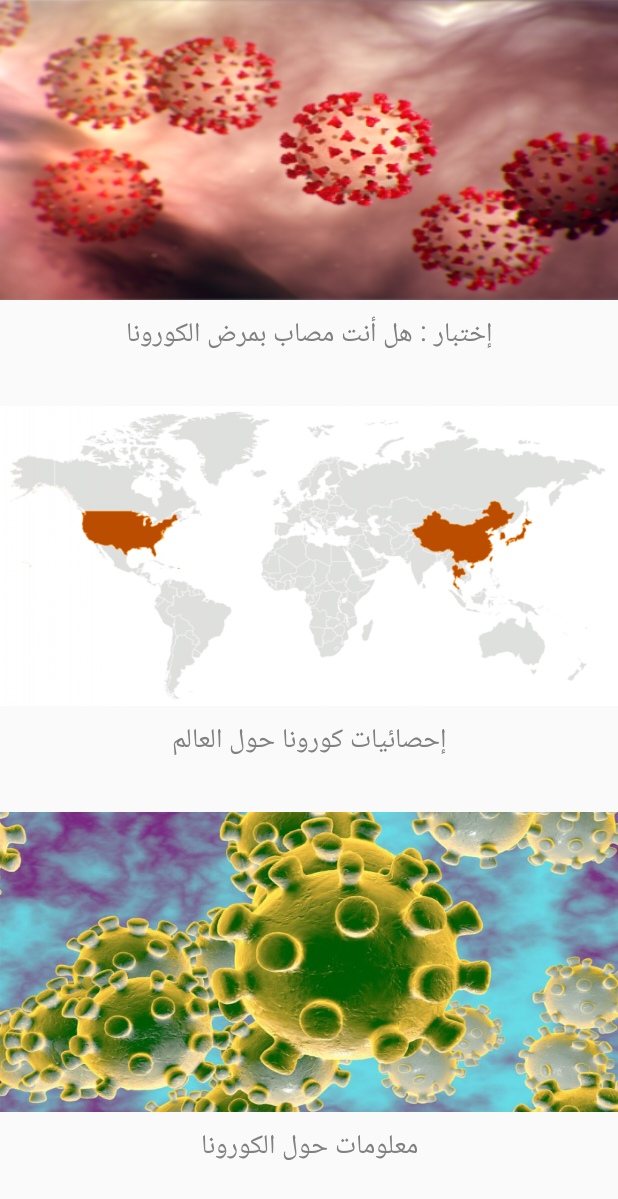
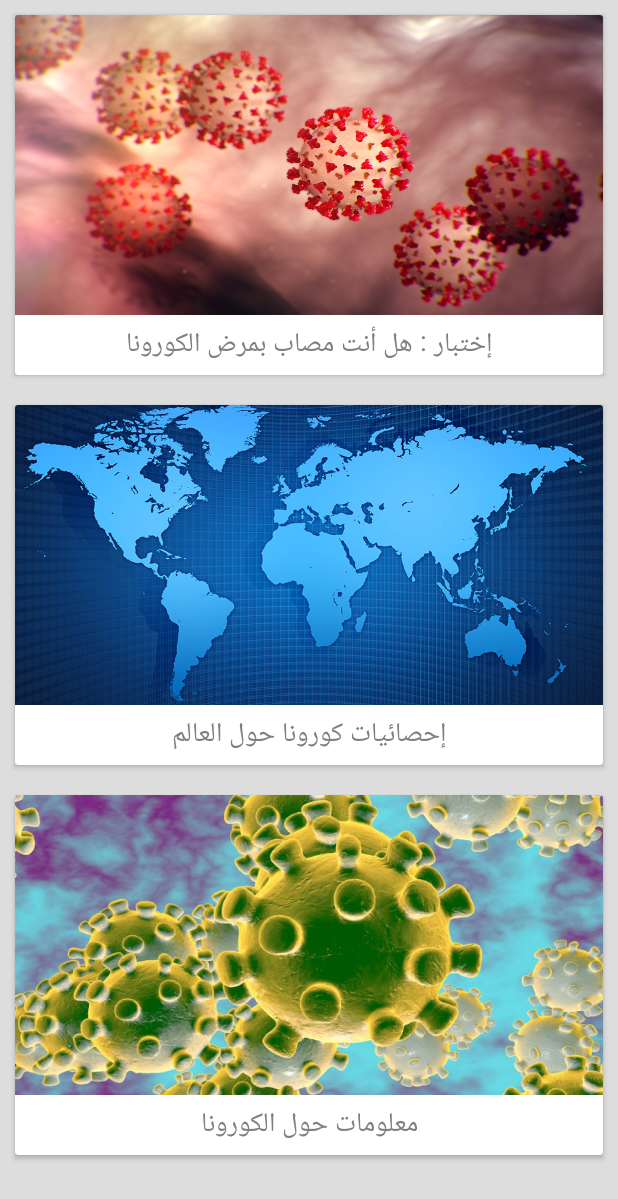
Before and after one commit to hamza0221/CoronaVirus, an Android app: the screen it shows after launch (MainActivity), on a phone screen of 412 x 824 dp. Shown: the top 1199 px of the screen. Run offline under Robolectric (Android 15) with nearby library versions, the phone set to English and light mode, and no system bars; our stand-ins replace AdMob; Roboto replaces fonts that are not available here.

Commit message:
menu card view

```diff
--- a/app/src/main/java/com/training/coronavirus/MainActivity.java
+++ b/app/src/main/java/com/training/coronavirus/MainActivity.java
@@ -33,7 +33,7 @@ public class MainActivity extends BaseActivity implements  CoronaAdapter.ItemCli
         List<Integer> coronaImages=new ArrayList<>();
 
         coronaImages.add(R.mipmap.corona);
-        coronaImages.add(R.mipmap.corona_map);
+        coronaImages.add(R.mipmap.map);
         coronaImages.add(R.mipmap.corona_info);
         coronaImages.add(R.mipmap.corona_prevention);
 
--- a/app/src/main/java/com/training/coronavirus/QuestionActivity.java
+++ b/app/src/main/java/com/training/coronavirus/QuestionActivity.java
@@ -1,32 +1,23 @@
 package com.training.coronavirus;
 
-import android.app.Activity;
 import android.app.AlertDialog;
 import android.content.DialogInterface;
 import android.content.Intent;
 import android.os.Bundle;
 import android.util.Log;
 import android.view.View;
-import android.view.ViewGroup;
 import android.widget.ImageView;
 import android.widget.RadioButton;
 import android.widget.RadioGroup;
-import android.widget.Space;
 import android.widget.TextView;
 
 import androidx.constraintlayout.widget.ConstraintLayout;
 
 import com.google.android.gms.ads.AdRequest;
 import com.google.android.gms.ads.InterstitialAd;
-import com.training.coronavirus.BaseActivity;
-import com.training.coronavirus.IDSads;
-import com.training.coronavirus.Question;
 
 import java.util.ArrayList;
-import java.util.HashMap;
 import java.util.LinkedHashMap;
-import java.util.List;
-import java.util.Map;
 
 public class QuestionActivity extends BaseActivity implements View.OnClickListener {
 
@@ -126,7 +117,7 @@ questions.put(R.mipmap.diziness,"هل تشتكي من أوجاع في عدة أ
        questionImage.setImageDrawable(getResources().getDrawable(new ArrayList<>(questions.keySet()).get(k)));
 
 int questionCounter=k+1;
-        questionNo.setText("السؤال " +questionCounter + " من 8 أسئلةً");
+        questionNo.setText("السؤال " +questionCounter + " من "+questions.size()+" أسئلةً");
 
 
 
--- a/app/src/main/res/layout/activity_main.xml
+++ b/app/src/main/res/layout/activity_main.xml
@@ -4,6 +4,7 @@
     xmlns:tools="http://schemas.android.com/tools"
     android:layout_width="match_parent"
     android:layout_height="match_parent"
+    android:background="@color/gray_main"
     tools:context=".MainActivity">
 
 
--- a/app/src/main/res/layout/corona_item.xml
+++ b/app/src/main/res/layout/corona_item.xml
@@ -1,9 +1,17 @@
 <?xml version="1.0" encoding="utf-8"?>
-<androidx.constraintlayout.widget.ConstraintLayout xmlns:android="http://schemas.android.com/apk/res/android"
-    xmlns:app="http://schemas.android.com/apk/res-auto"
+
+
+<androidx.cardview.widget.CardView android:layout_width="match_parent"
+
+    android:layout_height="wrap_content"
+    xmlns:android="http://schemas.android.com/apk/res/android"
+    android:layout_margin="10dp"
+    xmlns:app="http://schemas.android.com/apk/res-auto">
+
+<androidx.constraintlayout.widget.ConstraintLayout
     android:layout_width="match_parent"
-    android:layout_height="wrap_content"
-    android:orientation="vertical">
+    android:layout_height="240dp"
+   >
 
     <ImageView
         android:id="@+id/corona_image"
@@ -18,8 +26,6 @@
         android:id="@+id/textView"
         android:layout_width="wrap_content"
         android:layout_height="wrap_content"
-        android:layout_marginTop="8dp"
-        android:layout_marginBottom="32dp"
         android:fontFamily="@font/allerta_stencil"
         android:text=""
         android:textColor="@color/gray"
@@ -29,3 +35,6 @@
         app:layout_constraintStart_toStartOf="parent"
         app:layout_constraintTop_toBottomOf="@+id/corona_image" />
 </androidx.constraintlayout.widget.ConstraintLayout>
+
+
+</androidx.cardview.widget.CardView>
--- a/app/src/main/res/values/colors.xml
+++ b/app/src/main/res/values/colors.xml
@@ -28,5 +28,6 @@
     <color name="shadow">#EBF4FD</color>
     <color name="gray_question">#70808B</color>
     <color name="gray_radio">#5A687D</color>
+    <color name="gray_main">#DDDDDD</color>
 
 </resources>
--- a/build.gradle
+++ b/build.gradle
@@ -7,7 +7,7 @@ buildscript {
 
     }
     dependencies {
-        classpath 'com.android.tools.build:gradle:3.3.0'
+        classpath 'com.android.tools.build:gradle:3.5.3'
 
         // NOTE: Do not place your application dependencies here; they belong
         // in the individual module build.gradle files
```
Also changed, not shown: app/src/main/res/mipmap-hdpi/corona.png, app/src/main/res/mipmap-hdpi/corona_map.png (deleted), app/src/main/res/mipmap-hdpi/map.jpg (added).
